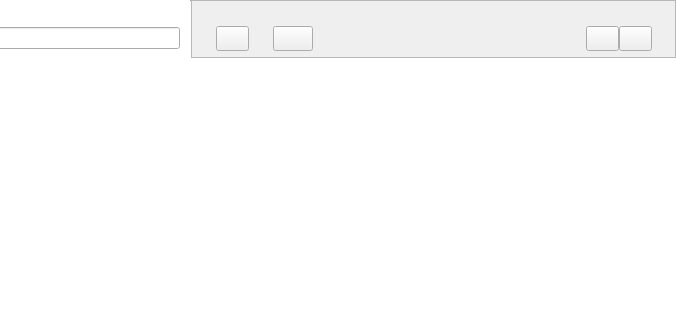
Qt form src/mainwindow.ui (nuttyartist/notes) before a commit; both pictures show x 224 to 900 and y 0 to 320 of the 900 by 600 pixel window.
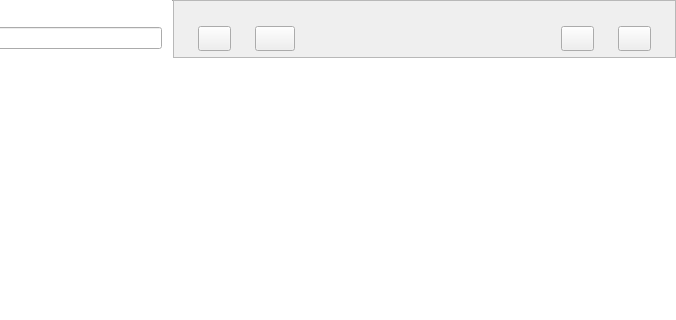
The same form after that commit. Icons and pictures are not drawn. Custom widgets are drawn as their Qt base class.

Commit message: Make trash and dots button further away

```diff
--- a/src/mainwindow.ui
+++ b/src/mainwindow.ui
@@ -626,6 +626,22 @@
                   </property>
                  </widget>
                 </item>
+                <item>
+                 <spacer name="horizontalSpacer_2">
+                  <property name="orientation">
+                   <enum>Qt::Horizontal</enum>
+                  </property>
+                  <property name="sizeType">
+                   <enum>QSizePolicy::Minimum</enum>
+                  </property>
+                  <property name="sizeHint" stdset="0">
+                   <size>
+                    <width>24</width>
+                    <height>20</height>
+                   </size>
+                  </property>
+                 </spacer>
+                </item>
                 <item>
                  <widget class="QPushButton" name="dotsButton">
                   <property name="minimumSize">
@@ -665,7 +681,7 @@
                   </property>
                   <property name="sizeHint" stdset="0">
                    <size>
-                    <width>23</width>
+                    <width>24</width>
                     <height>25</height>
                    </size>
                   </property>
```
